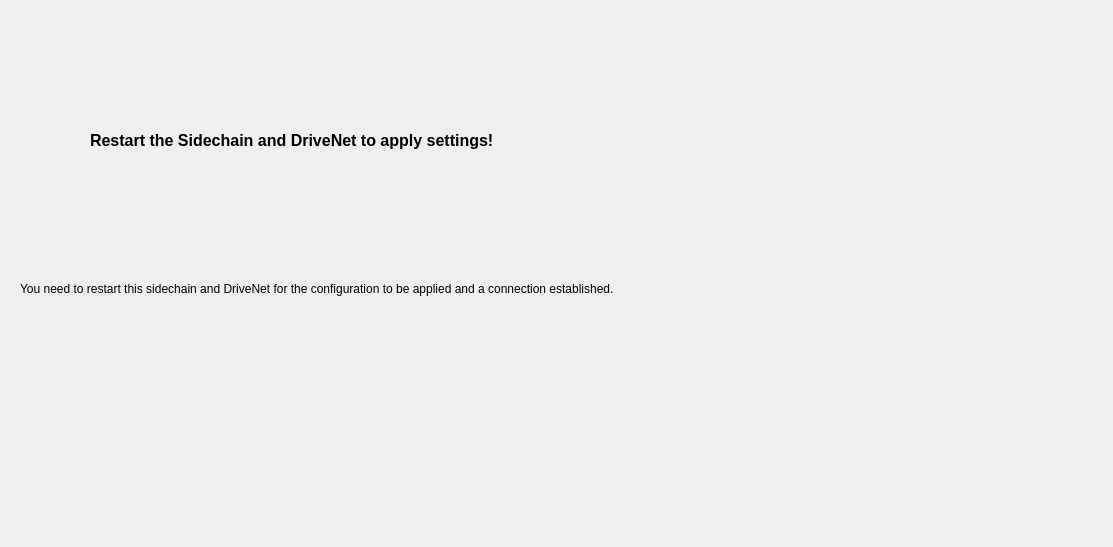
This is src/qt/forms/sidechainpage.ui in skydogenet/sidechains as Qt 5 draws it before an edit. The edited form follows.
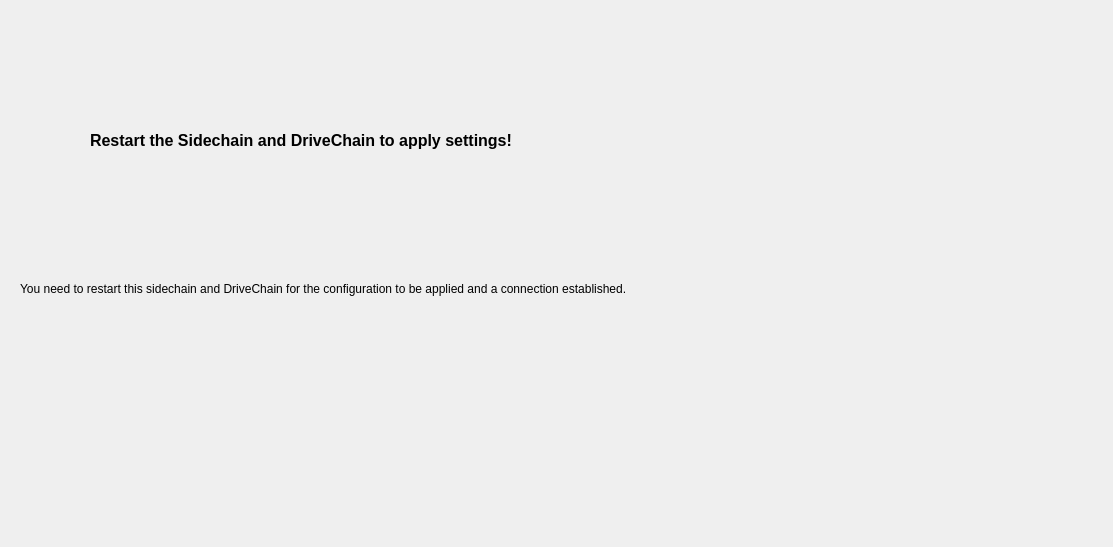
This is the edited form. The open tabs and pages were chosen to show the change. Icons and pictures are not drawn. Custom widgets are drawn as their Qt base class.

Commit message: Renaming DriveNet -> DriveChain

```diff
--- a/src/qt/forms/sidechainpage.ui
+++ b/src/qt/forms/sidechainpage.ui
@@ -1162,7 +1162,7 @@
        <item row="0" column="1">
         <widget class="QLabel" name="label_16">
          <property name="text">
-          <string>&lt;html&gt;&lt;head/&gt;&lt;body&gt;&lt;p&gt;&lt;span style=&quot; font-size:12pt; font-weight:600;&quot;&gt;Restart the Sidechain and DriveNet to apply settings!&lt;/span&gt;&lt;/p&gt;&lt;/body&gt;&lt;/html&gt;</string>
+          <string>&lt;html&gt;&lt;head/&gt;&lt;body&gt;&lt;p&gt;&lt;span style=&quot; font-size:12pt; font-weight:600;&quot;&gt;Restart the Sidechain and DriveChain to apply settings!&lt;/span&gt;&lt;/p&gt;&lt;/body&gt;&lt;/html&gt;</string>
          </property>
         </widget>
        </item>
@@ -1200,7 +1200,7 @@
           </sizepolicy>
          </property>
          <property name="text">
-          <string>You need to restart this sidechain and DriveNet for the configuration to be applied and a connection established.</string>
+          <string>You need to restart this sidechain and DriveChain for the configuration to be applied and a connection established.</string>
          </property>
          <property name="wordWrap">
           <bool>true</bool>
```
Left out of the diff: 4 changed lines with no effect on the pictures. The commit also changes 9 other files.
